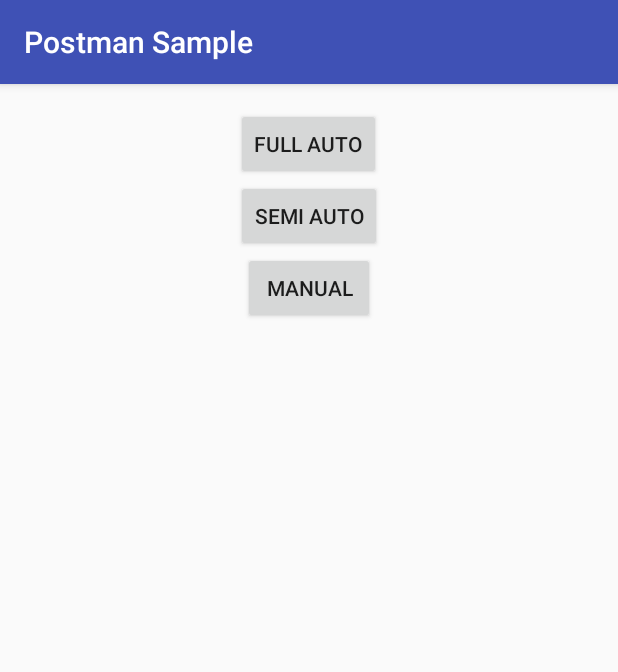
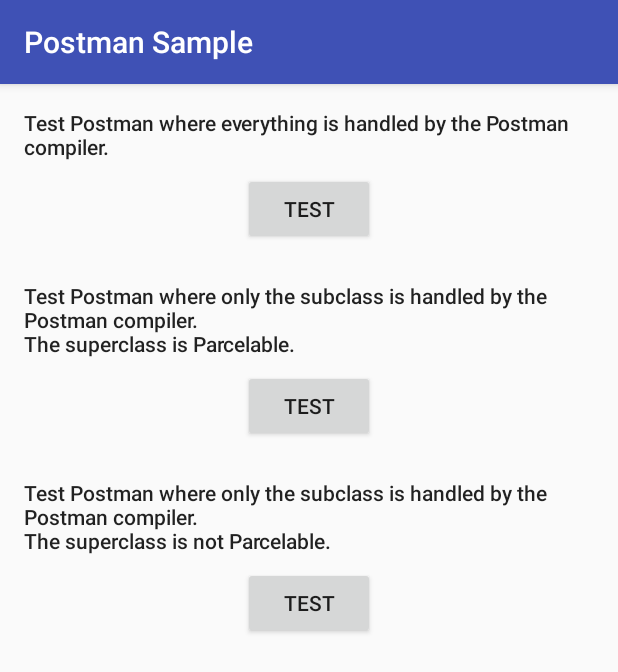
Before and after one commit to vincetreur/Postman, an Android app: the screen it shows after launch (MainActivity), on a phone screen of 412 x 824 dp. Shown: the top 672 px of the screen. Run offline under Robolectric (Android 15) with nearby library versions, the phone set to English and light mode, and no system bars.

Commit message:
Cleaned up text in sample app

```diff
--- a/postman-sample/src/main/java/com/appsingularity/postmansample/manual/ReceivingManualActivity.java
+++ b/postman-sample/src/main/java/com/appsingularity/postmansample/manual/ReceivingManualActivity.java
@@ -26,9 +26,9 @@
         TextView foundParcelableView = (TextView) findViewById(R.id.found_parcelable);
         TextView foundAttribute1View = (TextView) findViewById(R.id.found_attribute_1);
         TextView foundAttribute2View = (TextView) findViewById(R.id.found_attribute_2);
-        foundParcelableView.setText(R.string.manual_result_found_parcelable);
-        foundAttribute1View.setText(R.string.manual_result_found_attr_1);
-        foundAttribute2View.setText(R.string.manual_result_found_attr_2);
+        foundParcelableView.setText(R.string.result_found_parcelable);
+        foundAttribute1View.setText(R.string.result_found_attr_subclass);
+        foundAttribute2View.setText(R.string.result_found_attr_superclass);
         DrawableHelper.setMarker(this, foundParcelableView, false);
         DrawableHelper.setMarker(this, foundAttribute1View, false);
         DrawableHelper.setMarker(this, foundAttribute2View, false);
--- a/postman-sample/src/main/res/layout/activity_main.xml
+++ b/postman-sample/src/main/res/layout/activity_main.xml
@@ -9,28 +9,54 @@
     android:padding="@dimen/keyline"
     tools:context=".MainActivity">
 
-    <Button
+    <TextView
         android:layout_width="wrap_content"
         android:layout_height="wrap_content"
-        android:layout_gravity="center"
-        android:text="@string/full_auto_title"
-        android:onClick="testFullAuto"
+        android:text="@string/full_auto_description"
+        android:textAppearance="@style/TextAppearance.AppCompat.Body2"
         />
 
     <Button
         android:layout_width="wrap_content"
         android:layout_height="wrap_content"
         android:layout_gravity="center"
-        android:text="@string/semi_auto_title"
-        android:onClick="testSemiAuto"
+        android:layout_margin="8dp"
+        android:onClick="testFullAuto"
+        android:text="@string/btn_test"
+        />
+
+    <TextView
+        android:layout_width="wrap_content"
+        android:layout_height="wrap_content"
+        android:layout_marginTop="@dimen/keyline"
+        android:text="@string/semi_auto_description"
+        android:textAppearance="@style/TextAppearance.AppCompat.Body2"
         />
 
     <Button
         android:layout_width="wrap_content"
         android:layout_height="wrap_content"
         android:layout_gravity="center"
-        android:text="@string/manual_title"
+        android:layout_margin="8dp"
+        android:onClick="testSemiAuto"
+        android:text="@string/btn_test"
+        />
+
+    <TextView
+        android:layout_width="wrap_content"
+        android:layout_height="wrap_content"
+        android:layout_marginTop="@dimen/keyline"
+        android:text="@string/manual_description"
+        android:textAppearance="@style/TextAppearance.AppCompat.Body2"
+        />
+
+    <Button
+        android:layout_width="wrap_content"
+        android:layout_height="wrap_content"
+        android:layout_gravity="center"
+        android:layout_margin="8dp"
         android:onClick="testManual"
+        android:text="@string/btn_test"
         />
 
 </LinearLayout>
--- a/postman-sample/src/main/res/layout/sending_activity.xml
+++ b/postman-sample/src/main/res/layout/sending_activity.xml
@@ -28,7 +28,7 @@
             android:layout_gravity="center_horizontal"
             android:layout_marginTop="@dimen/keyline"
             android:onClick="send"
-            android:text="@string/btn_send"
+            android:text="@string/btn_test"
             />
 
         <TextView
```
Also changed, not shown: postman-sample/src/main/java/com/appsingularity/postmansample/fullauto/ReceivingFullAutoActivity.java (+5 -5 lines), postman-sample/src/main/java/com/appsingularity/postmansample/semiauto/ReceivingSemiAutoActivity.java (+5 -5 lines), postman-sample/src/main/res/values/strings.xml (+4 -10 lines).
